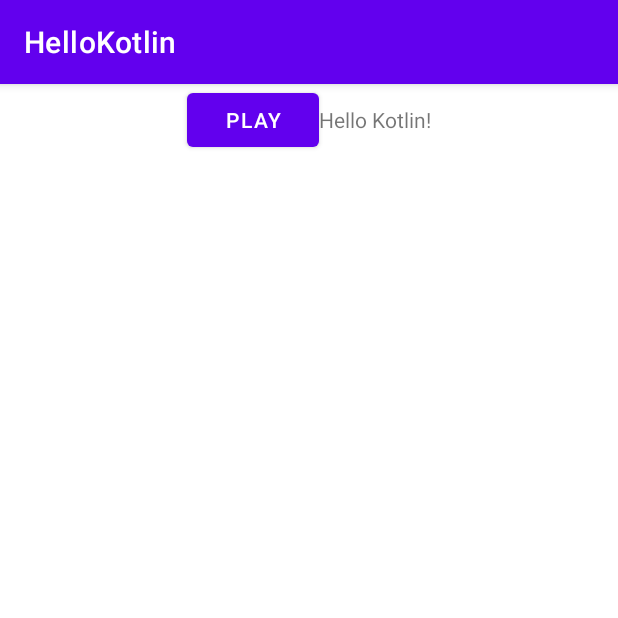
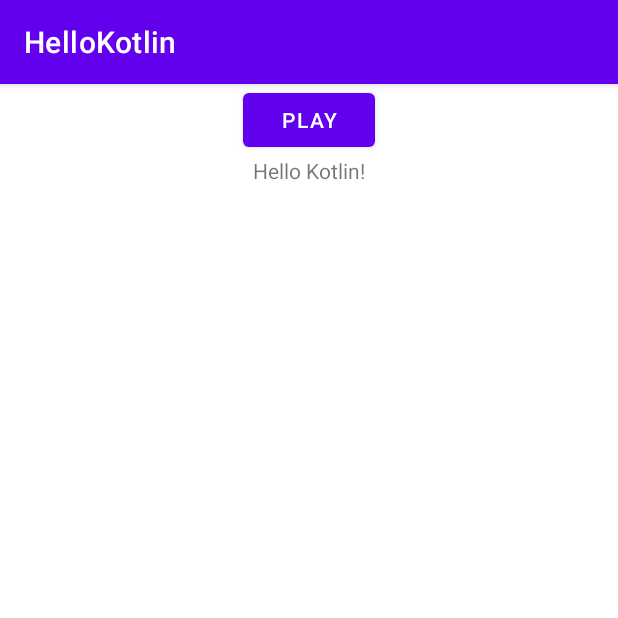
Before and after one commit to dardanqsot/kotlin, an Android app: the screen it shows after launch (MainActivity), on a phone screen of 412 x 824 dp, the top half of it. Run offline under Robolectric (Android 15) with nearby library versions, the light colour scheme and no system bars.

Commit message:
Seccion 2 - PrimerApp: Hola mundo - Lectura de texto con asistente

```diff
--- a/HelloKotlin/app/src/main/java/com/dardan/hellokotlin/MainActivity.kt
+++ b/HelloKotlin/app/src/main/java/com/dardan/hellokotlin/MainActivity.kt
@@ -4,6 +4,7 @@ import androidx.appcompat.app.AppCompatActivity
 import android.os.Bundle
 import android.speech.tts.TextToSpeech
 import android.util.Log
+import android.widget.Button
 import android.widget.TextView
 import java.util.*
 
@@ -15,8 +16,8 @@ class MainActivity : AppCompatActivity(), TextToSpeech.OnInitListener {
         setContentView(R.layout.activity_main)
 
         tts = TextToSpeech(this, this)
-        var message: String = findViewById<TextView>(R.id.textView).text.toString()
-        Log.i("message textview", message)
+
+        findViewById<Button>(R.id.btnPlay).setOnClickListener{speak()}
     }
 
     private fun speak(){
@@ -25,7 +26,7 @@ class MainActivity : AppCompatActivity(), TextToSpeech.OnInitListener {
     }
     override fun onInit(status: Int) {
         if(status == TextToSpeech.SUCCESS){
-            findViewById<TextView>(R.id.textView).text = "Listo!!"
+            findViewById<TextView>(R.id.textView).text = "Hello Kotlin!!"
             tts!!.setLanguage(Locale.US)
         } else {
             findViewById<TextView>(R.id.textView).text = "No Disponible!"
--- a/HelloKotlin/app/src/main/res/layout/activity_main.xml
+++ b/HelloKotlin/app/src/main/res/layout/activity_main.xml
@@ -4,7 +4,7 @@
     xmlns:tools="http://schemas.android.com/tools"
     android:layout_width="match_parent"
     android:layout_height="match_parent"
-    android:orientarion="vertical"
+    android:orientation="vertical"
     android:gravity="center_horizontal"
     tools:context=".MainActivity">
 
```
